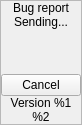
Above: vpn/ui/dialogs/BugReportLoadingScreen.ui from demlabs-cellframe/dap-ui-sdk before the change. Below: the same form after it.
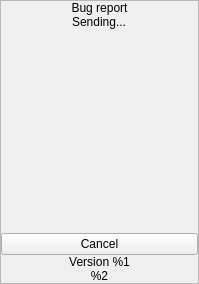
That is the form after the change. Custom widgets are drawn as their Qt base class.

```diff
--- a/vpn/ui/dialogs/BugReportLoadingScreen.ui
+++ b/vpn/ui/dialogs/BugReportLoadingScreen.ui
@@ -6,8 +6,8 @@
    <rect>
     <x>0</x>
     <y>0</y>
-    <width>82</width>
-    <height>125</height>
+    <width>199</width>
+    <height>284</height>
    </rect>
   </property>
   <property name="windowTitle">
@@ -53,7 +53,7 @@
       <property name="bottomMargin">
        <number>0</number>
       </property>
-      <item>
+      <item alignment="Qt::AlignHCenter">
        <widget class="QLabel" name="lblCaption">
         <property name="text">
          <string>Bug report</string>
@@ -63,7 +63,7 @@
         </property>
        </widget>
       </item>
-      <item>
+      <item alignment="Qt::AlignHCenter">
        <widget class="CustomLineHeightLabel" name="lblStatusMessage">
         <property name="text">
          <string>Sending...</string>
```
